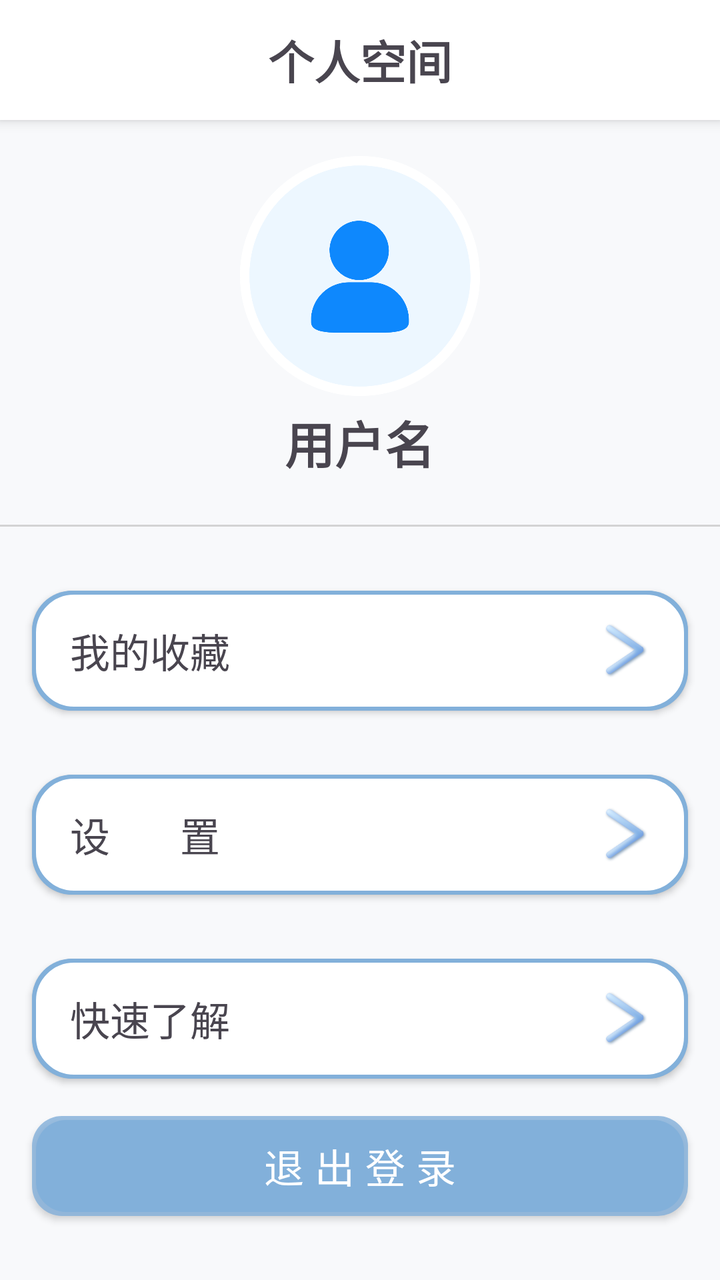
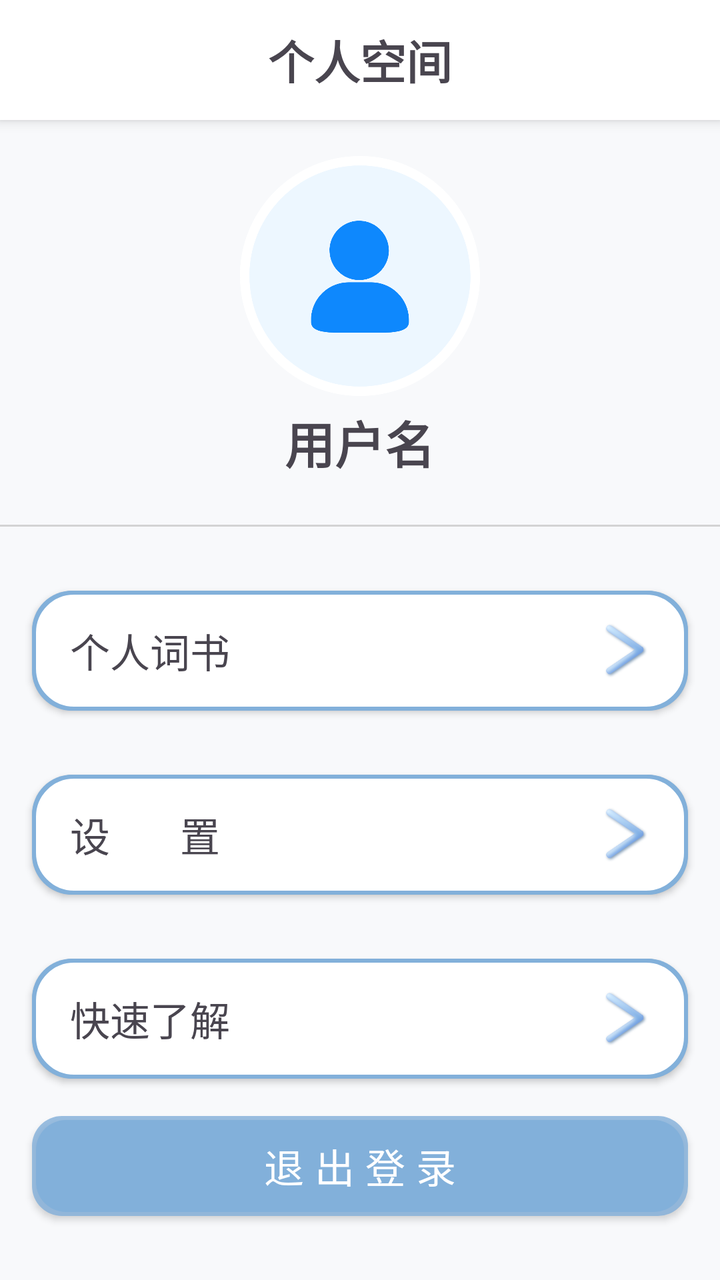

Compare the two renders of this Android layout. The source of the first and the diff that turns it into the second are given below.
<!-- AndroidManifest.xml: application theme Theme.Memory -->
<!-- res/layout/fragment_user_home.xml -->
<?xml version="1.0" encoding="utf-8"?>
<FrameLayout xmlns:android="http://schemas.android.com/apk/res/android"
             xmlns:tools="http://schemas.android.com/tools"
             android:layout_width="match_parent"
             android:layout_height="match_parent">
    <LinearLayout
                  android:layout_width="match_parent"
                  android:layout_height="match_parent"
                  android:orientation="vertical"
                  android:background="@color/theme_surface"
                  tools:ignore="UselessParent">
        <LinearLayout
            android:id="@+id/title_bar"
            android:layout_width="match_parent"
            android:layout_height="60dp"
            android:orientation="horizontal"
            android:background="@color/white"
            android:padding="8dp"
            android:elevation="4dp">

            <LinearLayout
                android:layout_width="0dp"
                android:layout_height="match_parent"
                android:layout_weight="1"
                android:visibility="invisible"
                android:orientation="horizontal"
                android:padding="4dp">

                <ImageButton
                    android:id="@+id/btn_plan"
                    android:layout_width="30dp"
                    android:layout_height="30dp"
                    android:src="@drawable/program_revisions"
                    android:background="@null"
                    android:scaleType="centerInside"
                    android:layout_gravity="center_vertical"
                    android:textSize="14sp"
                />


            </LinearLayout>

            <TextView
                    android:id="@+id/tv_day_count"
                    android:layout_width="0dp"
                    android:layout_height="wrap_content"
                    android:text="个人空间"
                    android:layout_weight="1"
                    android:gravity="center"
                    android:layout_gravity="center"
                    android:textSize="23sp"
                    android:textStyle="bold"/>


            <LinearLayout
                android:layout_width="0dp"
                android:layout_height="match_parent"
                android:layout_weight="1"
                android:visibility="invisible"
                android:orientation="horizontal"
                android:gravity="end|center_vertical"
                android:padding="4dp">

                <ImageButton
                    android:id="@+id/btn_refresh"
                    android:layout_width="30dp"
                    android:layout_height="30dp"
                    android:src="@drawable/refresh"
                    android:background="@null"
                    android:scaleType="centerInside"
                    android:layout_gravity="center_vertical"
                    android:textSize="14sp"/>

            </LinearLayout>

        </LinearLayout>
        <LinearLayout android:layout_width="wrap_content" android:layout_height="wrap_content"
                      android:layout_gravity="center_horizontal"
                      android:padding="18dp"
                      android:orientation="vertical">
            <ImageView android:layout_width="120dp" android:layout_height="120dp"
                       android:id="@+id/avatar_image"
                       android:layout_gravity="center_horizontal"
                       android:src="@drawable/default_avatar"/>
            <TextView android:layout_width="wrap_content" android:layout_height="wrap_content"
                      android:text="用户名"
                      android:id="@+id/nick_name"
                      android:layout_gravity="center_horizontal"
                      android:layout_margin="5dp"
                      android:textSize="25sp"
                      android:textStyle="bold"
                      />
        </LinearLayout>
        <view class="android.view.View"
              android:layout_width="match_parent"
              android:layout_height="1dp"
              android:background="@color/light_gray"
              android:layout_marginBottom="16dp"
        />
        <RelativeLayout android:layout_width="match_parent" android:layout_height="60dp"
                        android:layout_gravity="center_horizontal"
                        android:background="@drawable/custom_listitem_shadow"
                        android:id="@+id/layout_my_favorite"
                        android:layout_margin="16dp"
                        android:elevation="2dp"
                        android:orientation="vertical"
        >
            <TextView android:layout_width="wrap_content" android:layout_height="wrap_content"
                      android:text="我的收藏"
                      android:id="@+id/favorite"
                      android:layout_centerVertical="true"
                      android:layout_marginStart="19dp"
                      android:textSize="20sp"
                      />
            <ImageButton android:layout_width="30dp" android:layout_height="wrap_content"
                         android:id="@+id/btn_to_favorite"
                         android:src="@drawable/next"
                         android:layout_alignParentEnd="true"
                         android:layout_centerVertical="true"
                         android:layout_margin="16dp"
                         android:background="@null"
                         android:scaleType="fitCenter"/>
        </RelativeLayout>
        <RelativeLayout android:layout_width="match_parent" android:layout_height="60dp"
                        android:layout_gravity="center_horizontal"
                        android:id="@+id/layout_setting"
                        android:background="@drawable/custom_listitem_shadow"
                        android:layout_margin="16dp"
                        android:elevation="2dp"
                        android:orientation="vertical"
        >
            <TextView android:layout_width="wrap_content" android:layout_height="wrap_content"
                      android:text="设       置"
                      android:id="@+id/setting"
                      android:layout_centerVertical="true"
                      android:layout_marginStart="19dp"
                      android:textSize="20sp"
                      />
            <ImageButton android:layout_width="30dp" android:layout_height="wrap_content"
                         android:id="@+id/btn_to_setting"
                         android:src="@drawable/next"
                         android:layout_alignParentEnd="true"
                         android:layout_centerVertical="true"
                         android:layout_margin="16dp"
                         android:background="@null"
                         android:scaleType="fitCenter"/>
        </RelativeLayout>
        <RelativeLayout android:layout_width="match_parent" android:layout_height="60dp"
                        android:layout_gravity="center_horizontal"
                        android:id="@+id/layout_about_us"
                        android:background="@drawable/custom_listitem_shadow"
                        android:layout_margin="16dp"
                        android:elevation="2dp"
                        android:orientation="vertical"
        >
            <TextView android:layout_width="wrap_content" android:layout_height="wrap_content"
                      android:text="快速了解"
                      android:id="@+id/about_us"
                      android:layout_centerVertical="true"
                      android:layout_marginStart="19dp"
                      android:textSize="20sp"
            />
            <ImageButton android:layout_width="30dp" android:layout_height="wrap_content"
                         android:id="@+id/btn_to_about_us"
                         android:src="@drawable/next"
                         android:layout_alignParentEnd="true"
                         android:layout_centerVertical="true"
                         android:layout_margin="16dp"
                         android:background="@null"
                         android:scaleType="fitCenter"/>
        </RelativeLayout>

    </LinearLayout>
    <RelativeLayout android:layout_width="match_parent" android:layout_height="match_parent"
                    >
        <Button
            android:id="@+id/btn_relogin"
            android:layout_width="match_parent"
            android:layout_height="50dp"
            android:layout_marginStart="16dp"
            android:layout_marginBottom="32dp"
            android:layout_marginEnd="16dp"
            android:layout_alignParentBottom="true"
            android:text="@string/relogin_button"
            android:textSize="20sp"
            android:stateListAnimator="@null"
            android:elevation="2dp"
            android:background="@drawable/custom_shadow"
         />
    </RelativeLayout>
</FrameLayout>
<!-- resources referenced by this layout -->
<resources>
  <color name="light_gray">#FFD3D3D3</color>
  <color name="theme_surface">#F8F9FB</color>
  <color name="white">#FFFFFFFF</color>
  <!-- drawable custom_listitem_shadow (drawable) -->
  <layer-list xmlns:android="http://schemas.android.com/apk/res/android">
      <item>
          <shape android:shape="rectangle">
              <solid android:color="@color/theme_primary" />
              <corners android:radius="20dp" />
          </shape>
      </item>
      <item>
          <shape android:shape="rectangle">
              <stroke
                  android:width="2dp"
                  android:color="@color/theme_color"
  
              />
              <solid android:color="@color/white" />
              <corners android:radius="20dp" />
          </shape>
      </item>
  </layer-list>
  <!-- drawable custom_shadow (drawable) -->
  <layer-list xmlns:android="http://schemas.android.com/apk/res/android">
      <item>
          <shape android:shape="rectangle">
              <solid android:color="@color/shadow_border" />
              <corners android:radius="15dp" />
          </shape>
      </item>
      <item
          android:bottom="2dp"
          android:left="2dp"
          android:right="2dp"
          android:top="2dp">
          <shape android:shape="rectangle">
              <solid android:color="@color/white" />
              <corners android:radius="15dp" />
          </shape>
      </item>
  </layer-list>
  <!-- drawable default_avatar: png bitmap (drawable, 37138 bytes) -->
  <!-- drawable next: png bitmap (drawable, 46949 bytes) -->
  <!-- drawable program_revisions: png bitmap (drawable, 49896 bytes) -->
  <!-- drawable refresh: png bitmap (drawable, 59291 bytes) -->
  <string name="relogin_button">退 出 登 录</string>
  <style name="Theme.Memory" parent="Base.Theme.Memory" />
  <color name="theme_primary">#FF82B0DA</color>
  <color name="theme_color">#FF82B0DA</color>
  <color name="shadow_border">#CC444444</color>
  <style name="Base.Theme.Memory" parent="Theme.Material3.DayNight.NoActionBar">
          
          <item name="colorPrimary">@color/theme_primary</item>
          <item name="colorOnPrimary">@color/theme_on_primary</item>
          
          <item name="colorSecondary">@color/theme_stress</item>
          <item name="colorOnSecondary">@color/theme_on_stress</item>
          
          <item name="android:windowBackground">@color/white</item>
          <item name="colorSurface">@color/theme_surface</item>
          
          <item name="android:textColorPrimary">@color/theme_text_primary</item>
          <item name="android:textColorSecondary">@color/theme_text_secondary</item>
          
          <item name="colorError">@color/theme_error</item>
          
          <item name="android:textCursorDrawable">@null</item>
          
          <item name="android:statusBarColor">@android:color/transparent</item>
          <item name="android:windowLightStatusBar">true</item>
          <item name="android:navigationBarColor">@color/theme_surface</item>
      </style>
  <color name="theme_on_primary">#FFFFFF</color>
  <color name="theme_stress">#4E9BF8</color>
  <color name="theme_on_stress">#222222</color>
  <color name="theme_text_primary">#222222</color>
  <color name="theme_text_secondary">#666666</color>
  <color name="theme_error">#FF5252</color>
</resources>

<!-- the commit's change to res/layout/fragment_user_home.xml (unified diff, before → after) -->
@@ -106,7 +106,7 @@
                         android:orientation="vertical"
         >
             <TextView android:layout_width="wrap_content" android:layout_height="wrap_content"
-                      android:text="我的收藏"
+                      android:text="个人词书"
                       android:id="@+id/favorite"
                       android:layout_centerVertical="true"
                       android:layout_marginStart="19dp"
